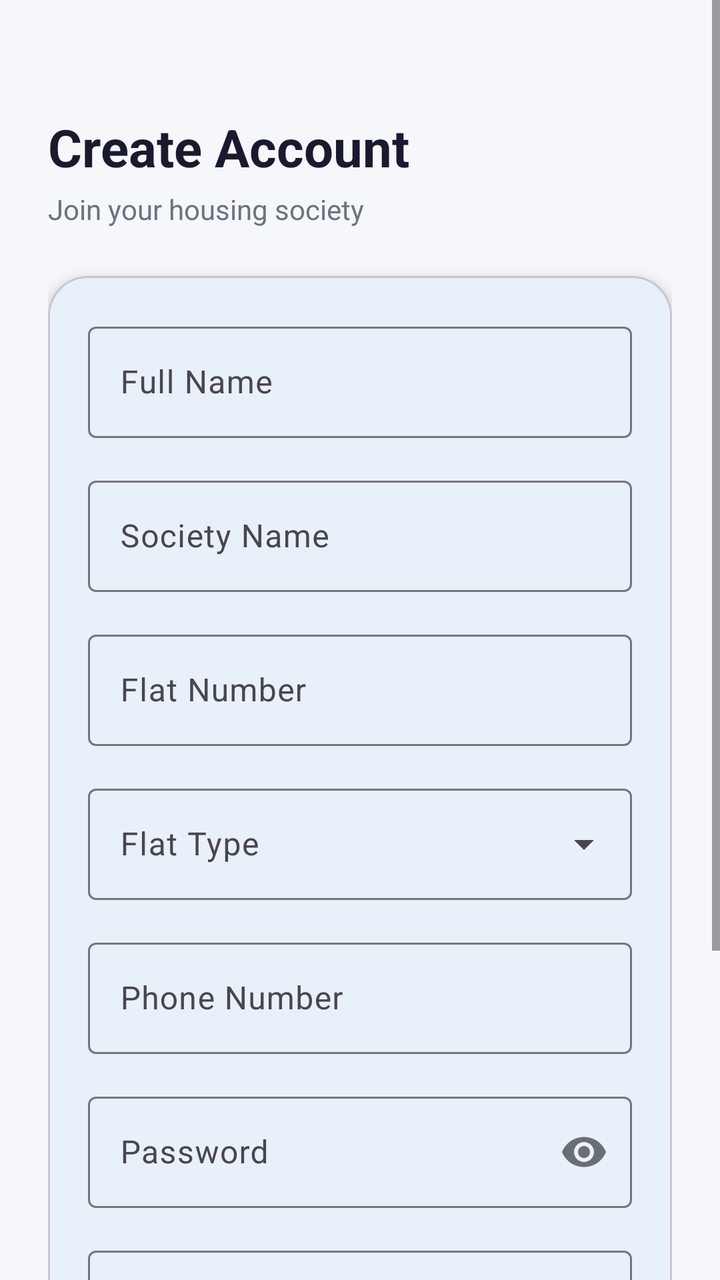
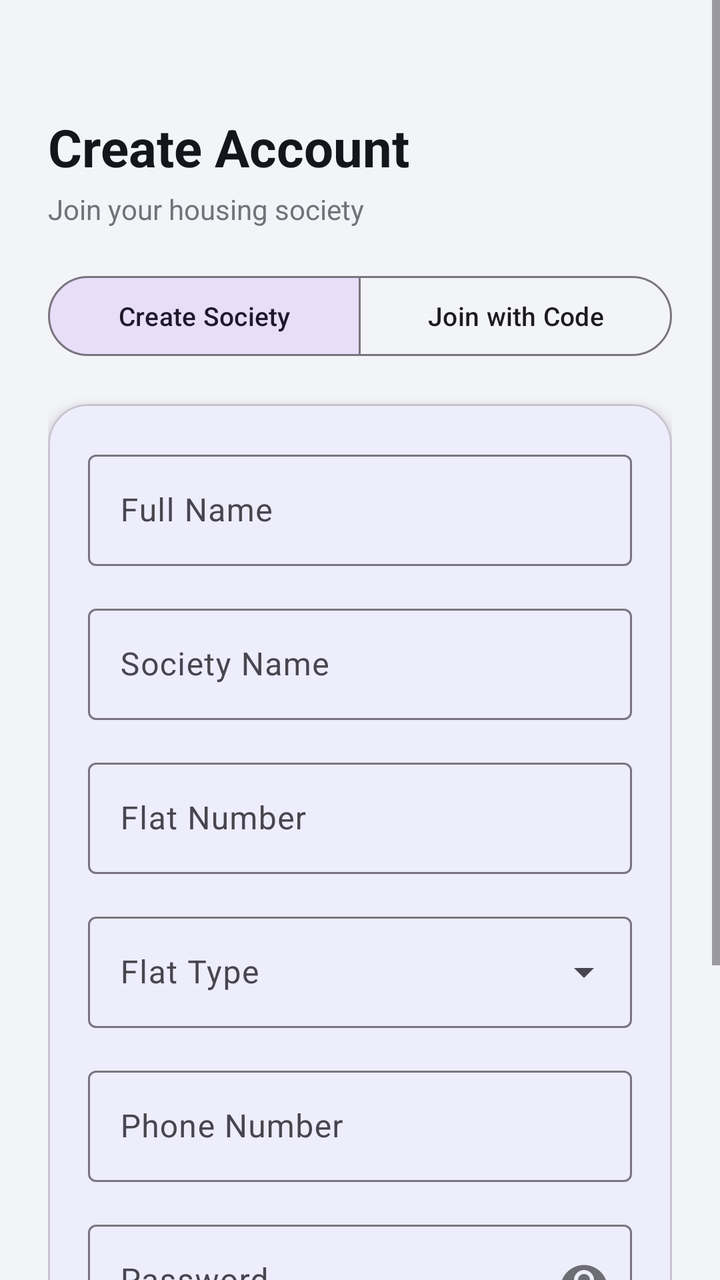

Before-and-after screenshots of an Android layout around one commit, followed by the original layout XML and the change that was made.
<!-- AndroidManifest.xml: application theme Theme.SocietyConnect -->
<!-- res/layout/activity_register.xml -->
<?xml version="1.0" encoding="utf-8"?>
<ScrollView xmlns:android="http://schemas.android.com/apk/res/android"
    xmlns:app="http://schemas.android.com/apk/res-auto"
    android:layout_width="match_parent"
    android:layout_height="match_parent"
    android:background="@color/background"
    android:fillViewport="true">

    <LinearLayout
        android:layout_width="match_parent"
        android:layout_height="wrap_content"
        android:orientation="vertical"
        android:padding="24dp">

        <TextView
            android:layout_width="wrap_content"
            android:layout_height="wrap_content"
            android:text="Create Account"
            android:textColor="@color/text_primary"
            android:textSize="26sp"
            android:textStyle="bold"
            android:layout_marginTop="32dp" />

        <TextView
            android:layout_width="wrap_content"
            android:layout_height="wrap_content"
            android:text="Join your housing society"
            android:textColor="@color/text_secondary"
            android:textSize="14sp"
            android:layout_marginTop="4dp"
            android:layout_marginBottom="24dp" />

        <com.google.android.material.card.MaterialCardView
            android:layout_width="match_parent"
            android:layout_height="wrap_content"
            app:cardCornerRadius="20dp"
            app:cardElevation="4dp">

            <LinearLayout
                android:layout_width="match_parent"
                android:layout_height="wrap_content"
                android:orientation="vertical"
                android:padding="20dp">

                <com.google.android.material.textfield.TextInputLayout
                    android:layout_width="match_parent"
                    android:layout_height="wrap_content"
                    android:hint="@string/name"
                    style="@style/Widget.Material3.TextInputLayout.OutlinedBox"
                    android:layout_marginBottom="16dp">
                    <com.google.android.material.textfield.TextInputEditText
                        android:id="@+id/etName"
                        android:layout_width="match_parent"
                        android:layout_height="wrap_content"
                        android:inputType="textPersonName|textCapWords" />
                </com.google.android.material.textfield.TextInputLayout>

                <com.google.android.material.textfield.TextInputLayout
                    android:layout_width="match_parent"
                    android:layout_height="wrap_content"
                    android:hint="@string/society_name"
                    style="@style/Widget.Material3.TextInputLayout.OutlinedBox"
                    android:layout_marginBottom="16dp">
                    <com.google.android.material.textfield.TextInputEditText
                        android:id="@+id/etSociety"
                        android:layout_width="match_parent"
                        android:layout_height="wrap_content"
                        android:inputType="textCapWords" />
                </com.google.android.material.textfield.TextInputLayout>

                <com.google.android.material.textfield.TextInputLayout
                    android:layout_width="match_parent"
                    android:layout_height="wrap_content"
                    android:hint="@string/flat_no"
                    style="@style/Widget.Material3.TextInputLayout.OutlinedBox"
                    android:layout_marginBottom="16dp">
                    <com.google.android.material.textfield.TextInputEditText
                        android:id="@+id/etFlat"
                        android:layout_width="match_parent"
                        android:layout_height="wrap_content"
                        android:inputType="textCapCharacters" />
                </com.google.android.material.textfield.TextInputLayout>

                <com.google.android.material.textfield.TextInputLayout
                    android:layout_width="match_parent"
                    android:layout_height="wrap_content"
                    android:hint="Flat Type"
                    style="@style/Widget.Material3.TextInputLayout.OutlinedBox.ExposedDropdownMenu"
                    android:layout_marginBottom="16dp">
                    <com.google.android.material.textfield.MaterialAutoCompleteTextView
                        android:id="@+id/actvFlatType"
                        android:layout_width="match_parent"
                        android:layout_height="wrap_content"
                        android:inputType="none" />
                </com.google.android.material.textfield.TextInputLayout>

                <com.google.android.material.textfield.TextInputLayout
                    android:layout_width="match_parent"
                    android:layout_height="wrap_content"
                    android:hint="@string/phone"
                    style="@style/Widget.Material3.TextInputLayout.OutlinedBox"
                    android:layout_marginBottom="16dp">
                    <com.google.android.material.textfield.TextInputEditText
                        android:id="@+id/etPhone"
                        android:layout_width="match_parent"
                        android:layout_height="wrap_content"
                        android:inputType="phone"
                        android:maxLength="10" />
                </com.google.android.material.textfield.TextInputLayout>

                <com.google.android.material.textfield.TextInputLayout
                    android:layout_width="match_parent"
                    android:layout_height="wrap_content"
                    android:hint="@string/password"
                    style="@style/Widget.Material3.TextInputLayout.OutlinedBox"
                    app:passwordToggleEnabled="true"
                    android:layout_marginBottom="16dp">
                    <com.google.android.material.textfield.TextInputEditText
                        android:id="@+id/etPassword"
                        android:layout_width="match_parent"
                        android:layout_height="wrap_content"
                        android:inputType="textPassword" />
                </com.google.android.material.textfield.TextInputLayout>

                
                <com.google.android.material.textfield.TextInputLayout
                    android:layout_width="match_parent"
                    android:layout_height="wrap_content"
                    android:hint="@string/select_role"
                    style="@style/Widget.Material3.TextInputLayout.OutlinedBox.ExposedDropdownMenu"
                    android:layout_marginBottom="24dp">
                    <AutoCompleteTextView
                        android:id="@+id/actvRole"
                        android:layout_width="match_parent"
                        android:layout_height="wrap_content"
                        android:inputType="none" />
                </com.google.android.material.textfield.TextInputLayout>

                <com.google.android.material.button.MaterialButton
                    android:id="@+id/btnRegister"
                    android:layout_width="match_parent"
                    android:layout_height="wrap_content"
                    android:text="@string/register"
                    style="@style/PrimaryButton" />

            </LinearLayout>
        </com.google.android.material.card.MaterialCardView>

        <TextView
            android:id="@+id/tvLogin"
            android:layout_width="wrap_content"
            android:layout_height="wrap_content"
            android:layout_gravity="center"
            android:layout_marginTop="20dp"
            android:text="@string/already_account"
            android:textColor="@color/primary"
            android:textSize="14sp"
            android:padding="8dp" />

    </LinearLayout>
</ScrollView>
<!-- resources referenced by this layout -->
<resources>
  <color name="background">#F5F7FA</color>
  <color name="primary">#1565C0</color>
  <color name="text_primary">#1A1A2E</color>
  <color name="text_secondary">#6B7280</color>
  <string name="already_account">Already have an account? Login</string>
  <string name="flat_no">Flat Number</string>
  <string name="name">Full Name</string>
  <string name="password">Password</string>
  <string name="phone">Phone Number</string>
  <string name="register">Register</string>
  <string name="select_role">Select Role</string>
  <string name="society_name">Society Name</string>
  <style name="PrimaryButton" parent="Widget.Material3.Button">
          <item name="android:paddingTop">14dp</item>
          <item name="android:paddingBottom">14dp</item>
          <item name="cornerRadius">12dp</item>
          <item name="android:textSize">16sp</item>
          <item name="android:textStyle">bold</item>
      </style>
  <style name="Theme.SocietyConnect" parent="Theme.Material3.Light.NoActionBar">
          <item name="colorPrimary">@color/primary</item>
          <item name="colorPrimaryVariant">@color/primary_dark</item>
          <item name="colorOnPrimary">@color/white</item>
          <item name="colorSecondary">@color/secondary</item>
          <item name="colorOnSecondary">@color/white</item>
          <item name="android:colorBackground">@color/background</item>
          <item name="colorSurface">@color/surface</item>
          <item name="android:statusBarColor">@color/primary_dark</item>
          <item name="android:navigationBarColor">@color/white</item>
      </style>
  <color name="primary_dark">#0D47A1</color>
  <color name="white">#FFFFFF</color>
  <color name="secondary">#FF6F00</color>
  <color name="surface">#FFFFFF</color>
</resources>

<!-- the commit's change to res/layout/activity_register.xml (unified diff, before → after) -->
@@ -28,7 +28,37 @@
             android:textColor="@color/text_secondary"
             android:textSize="14sp"
             android:layout_marginTop="4dp"
-            android:layout_marginBottom="24dp" />
+            android:layout_marginBottom="20dp" />
+
+        
+        <com.google.android.material.button.MaterialButtonToggleGroup
+            android:id="@+id/toggleMode"
+            android:layout_width="match_parent"
+            android:layout_height="wrap_content"
+            android:layout_marginBottom="20dp"
+            app:checkedButton="@id/btnModeCreate"
+            app:singleSelection="true"
+            app:selectionRequired="true">
+
+            <com.google.android.material.button.MaterialButton
+                android:id="@+id/btnModeCreate"
+                style="@style/Widget.Material3.Button.OutlinedButton"
+                android:layout_width="0dp"
+                android:layout_height="wrap_content"
+                android:layout_weight="1"
+                android:text="@string/create_society"
+                android:textSize="13sp" />
+
+            <com.google.android.material.button.MaterialButton
+                android:id="@+id/btnModeJoin"
+                style="@style/Widget.Material3.Button.OutlinedButton"
+                android:layout_width="0dp"
+                android:layout_height="wrap_content"
+                android:layout_weight="1"
+                android:text="@string/join_with_code"
+                android:textSize="13sp" />
+
+        </com.google.android.material.button.MaterialButtonToggleGroup>
 
         <com.google.android.material.card.MaterialCardView
             android:layout_width="match_parent"
@@ -55,7 +85,9 @@
                         android:inputType="textPersonName|textCapWords" />
                 </com.google.android.material.textfield.TextInputLayout>
 
+                
                 <com.google.android.material.textfield.TextInputLayout
+                    android:id="@+id/layoutSociety"
                     android:layout_width="match_parent"
                     android:layout_height="wrap_content"
                     android:hint="@string/society_name"
@@ -66,6 +98,22 @@
                         android:layout_width="match_parent"
                         android:layout_height="wrap_content"
                         android:inputType="textCapWords" />
+                </com.google.android.material.textfield.TextInputLayout>
+
+                
+                <com.google.android.material.textfield.TextInputLayout
+                    android:id="@+id/layoutInviteCode"
+                    android:layout_width="match_parent"
+                    android:layout_height="wrap_content"
+                    android:hint="@string/invite_code"
+                    android:visibility="gone"
+                    style="@style/Widget.Material3.TextInputLayout.OutlinedBox"
+                    android:layout_marginBottom="16dp">
+                    <com.google.android.material.textfield.TextInputEditText
+                        android:id="@+id/etInviteCode"
+                        android:layout_width="match_parent"
+                        android:layout_height="wrap_content"
+                        android:inputType="textCapCharacters" />
                 </com.google.android.material.textfield.TextInputLayout>
 
                 <com.google.android.material.textfield.TextInputLayout
@@ -114,26 +162,12 @@
                     android:hint="@string/password"
                     style="@style/Widget.Material3.TextInputLayout.OutlinedBox"
                     app:passwordToggleEnabled="true"
-                    android:layout_marginBottom="16dp">
+                    android:layout_marginBottom="24dp">
                     <com.google.android.material.textfield.TextInputEditText
                         android:id="@+id/etPassword"
                         android:layout_width="match_parent"
                         android:layout_height="wrap_content"
                         android:inputType="textPassword" />
-                </com.google.android.material.textfield.TextInputLayout>
-
-                
-                <com.google.android.material.textfield.TextInputLayout
-                    android:layout_width="match_parent"
-                    android:layout_height="wrap_content"
-                    android:hint="@string/select_role"
-                    style="@style/Widget.Material3.TextInputLayout.OutlinedBox.ExposedDropdownMenu"
-                    android:layout_marginBottom="24dp">
-                    <AutoCompleteTextView
-                        android:id="@+id/actvRole"
-                        android:layout_width="match_parent"
-                        android:layout_height="wrap_content"
-                        android:inputType="none" />
                 </com.google.android.material.textfield.TextInputLayout>
 
                 <com.google.android.material.button.MaterialButton
<!-- resource entries referenced after the edit -->
@@ -1,16 +1,18 @@
 <!-- resources referenced by this layout -->
 <resources>
-  <color name="background">#F5F7FA</color>
-  <color name="primary">#1565C0</color>
-  <color name="text_primary">#1A1A2E</color>
-  <color name="text_secondary">#6B7280</color>
+  <color name="background">#F3F4F8</color>
+  <color name="primary">#4F46E5</color>
+  <color name="text_primary">#15161C</color>
+  <color name="text_secondary">#71727A</color>
   <string name="already_account">Already have an account? Login</string>
+  <string name="create_society">Create Society</string>
   <string name="flat_no">Flat Number</string>
+  <string name="invite_code">Invite Code</string>
+  <string name="join_with_code">Join with Code</string>
   <string name="name">Full Name</string>
   <string name="password">Password</string>
   <string name="phone">Phone Number</string>
   <string name="register">Register</string>
-  <string name="select_role">Select Role</string>
   <string name="society_name">Society Name</string>
   <style name="PrimaryButton" parent="Widget.Material3.Button">
           <item name="android:paddingTop">14dp</item>
@@ -30,9 +32,9 @@
           <item name="android:statusBarColor">@color/primary_dark</item>
           <item name="android:navigationBarColor">@color/white</item>
       </style>
-  <color name="primary_dark">#0D47A1</color>
+  <color name="primary_dark">#3B2FAE</color>
   <color name="white">#FFFFFF</color>
-  <color name="secondary">#FF6F00</color>
+  <color name="secondary">#F97316</color>
   <color name="surface">#FFFFFF</color>
 </resources>
 
